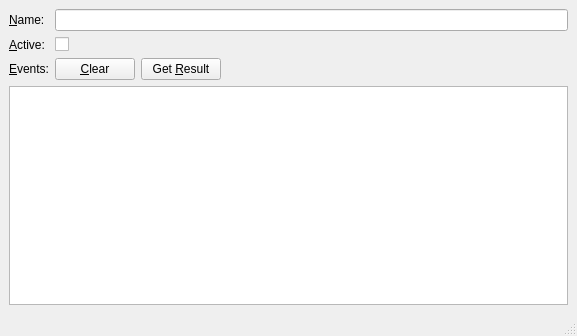
Skycoder42/QtMvvm, file examples/mvvmwidgets/SampleWidgets/sampleview.ui: the form before one commit.
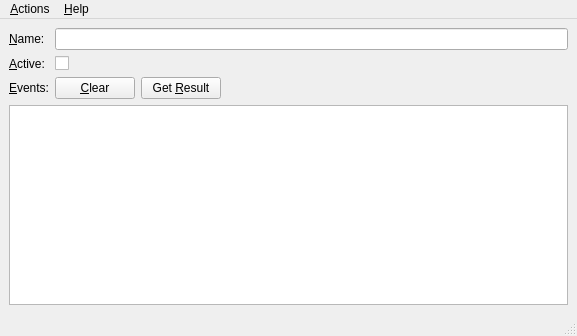
The form after the commit.

What changed in the file:
```diff
--- a/examples/mvvmwidgets/SampleWidgets/sampleview.ui
+++ b/examples/mvvmwidgets/SampleWidgets/sampleview.ui
@@ -96,6 +96,20 @@
      <height>23</height>
     </rect>
    </property>
+   <widget class="QMenu" name="menu_Help">
+    <property name="title">
+     <string>&amp;Help</string>
+    </property>
+    <addaction name="action_About"/>
+   </widget>
+   <widget class="QMenu" name="menu_Actions">
+    <property name="title">
+     <string>&amp;Actions</string>
+    </property>
+    <addaction name="actionUseless_Input"/>
+   </widget>
+   <addaction name="menu_Actions"/>
+   <addaction name="menu_Help"/>
   </widget>
   <widget class="QStatusBar" name="statusbar"/>
  </widget>
```
Left out of the diff: 10 changed lines with no effect on the pictures.
